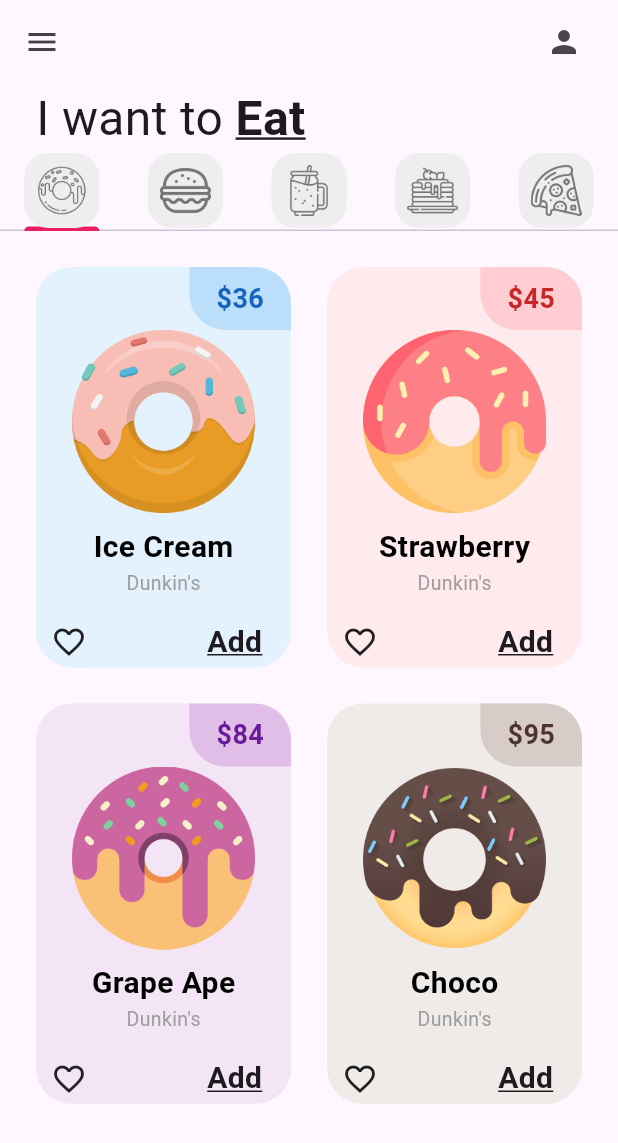
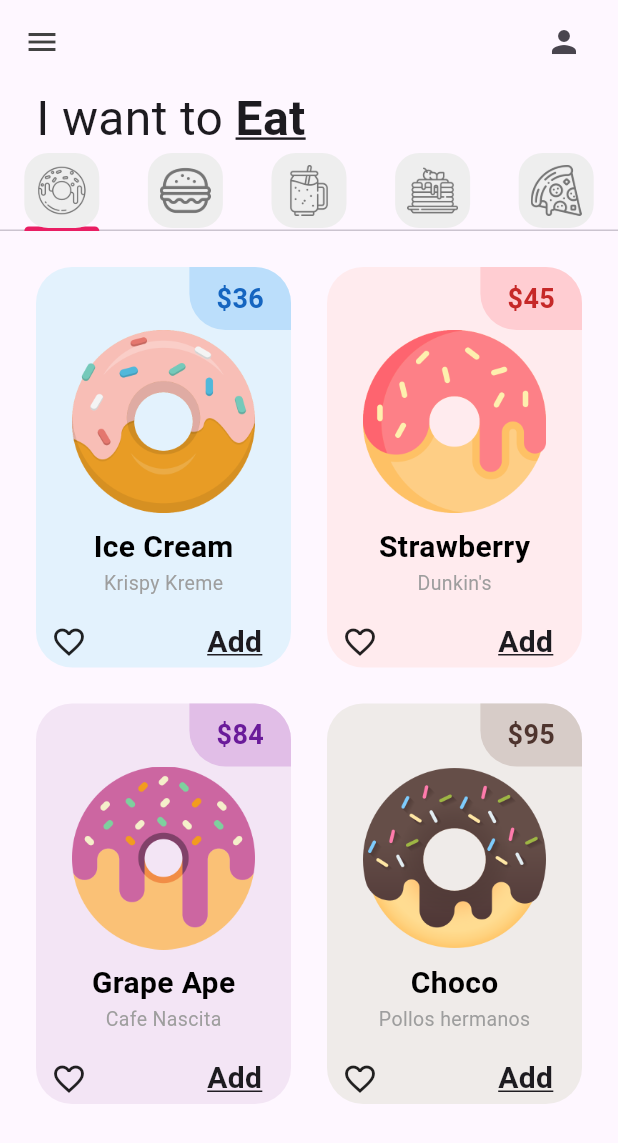
Before and after one commit to elidrocarburo/donut_app_4sa, a Flutter app: the screen it shows after launch, on a phone screen of 412 x 824 dp. Shown: the top 1143 px of the screen. Run offline on Flutter 3.47's test engine with Material 3 defaults, Android fonts, the phone set to English and light mode, and no system bars.

Commit message:
DonutTile finished

```diff
--- a/lib/tabs/donut_tab.dart
+++ b/lib/tabs/donut_tab.dart
@@ -4,11 +4,11 @@ import 'package:flutter/material.dart';
 class DonutTab extends StatelessWidget {
   //list of donuts
   final List donutsOnSale = [
-    //[donutFlavor, donutPrice, donutColor, imageName]
-    ["Ice Cream", "36", Colors.blue, "lib/images/icecream_donut.png"],
-    ["Strawberry", "45", Colors.red, "lib/images/strawberry_donut.png"],
-    ["Grape Ape", "84", Colors.purple, "lib/images/grape_donut.png"],
-    ["Choco", "95", Colors.brown, "lib/images/chocolate_donut.png"],
+    //[donutFlavor, donutStore, donutPrice, donutColor, imageName]
+    ["Ice Cream", "Krispy Kreme", "36", Colors.blue, "lib/images/icecream_donut.png"],
+    ["Strawberry", "Dunkin's", "45", Colors.red, "lib/images/strawberry_donut.png"],
+    ["Grape Ape", "Cafe Nascita", "84", Colors.purple, "lib/images/grape_donut.png"],
+    ["Choco", "Pollos hermanos", "95", Colors.brown, "lib/images/chocolate_donut.png"],
 
   ];
   DonutTab({super.key});
@@ -34,9 +34,10 @@ class DonutTab extends StatelessWidget {
       itemBuilder: (context, index) {
         return DonutTile(
           donutFlavor: donutsOnSale[index][0],
-          donutPrice: donutsOnSale[index][1],
-          donutColor: donutsOnSale[index][2],
-          imageName: donutsOnSale[index][3],
+          donutStore: donutsOnSale[index][1],
+          donutPrice: donutsOnSale[index][2],
+          donutColor: donutsOnSale[index][3],
+          imageName: donutsOnSale[index][4],
         );
       }
       );
--- a/lib/utils/donut_tile.dart
+++ b/lib/utils/donut_tile.dart
@@ -3,11 +3,12 @@ import 'package:flutter/material.dart';
 class DonutTile extends StatelessWidget {
   final String donutFlavor;
   final String donutPrice;
+  final String donutStore;
   //dynamic porque será de tipo color
   final dynamic donutColor;
   final String imageName;
 
-  const DonutTile({super.key, required this.donutFlavor, required this.donutPrice, this.donutColor, required this.imageName});
+  const DonutTile({super.key, required this.donutFlavor, required this.donutPrice, this.donutColor, required this.imageName, required this.donutStore});
 
   @override
   Widget build(BuildContext context) {
@@ -41,8 +42,6 @@ class DonutTile extends StatelessWidget {
                 ),
               ),
 
-              // donut flavor text
-
               // icons
             ],),
               // donut price
@@ -63,7 +62,7 @@ class DonutTile extends StatelessWidget {
                         color: Colors.black
                       ),),
                     Text(
-                      'Dunkin\'s',
+                      donutStore,
                       style: TextStyle(
                         fontSize: 13,
                         color: Colors.grey
@@ -73,6 +72,7 @@ class DonutTile extends StatelessWidget {
                 ),
               ),
 
+              // donut text
               Row(
                 children: [
                   Padding(
```
